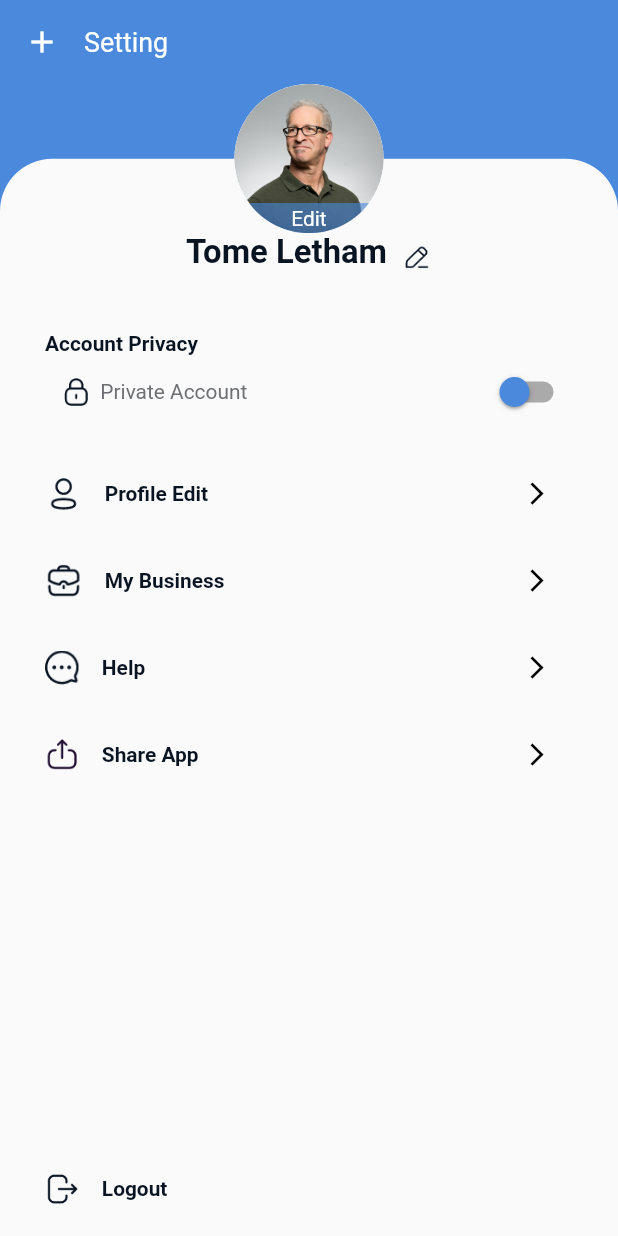
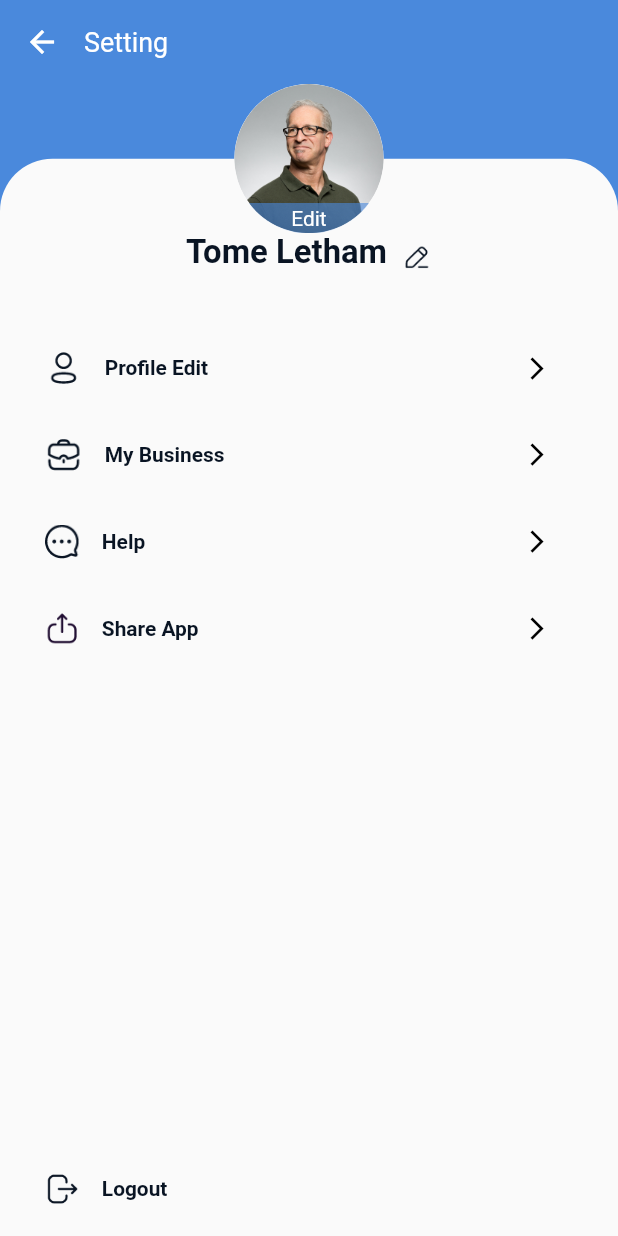
Before and after one commit to rvvarasdiya/zibook, a Flutter app: the SettingScreen screen opened directly, on a phone screen of 412 x 824 dp. Run offline on Flutter 3.47's test engine with Material 2 defaults, Android fonts, the phone set to English and light mode, and no system bars; our stand-ins replace connectivity, dio, dots_indicator, flare_flutter, flushbar, flutter_spinkit and 8 more; missing offline and left inert: app_settings, flutter_statusbarcolor, rxbus; accounts and stored records are empty; generated files the repository leaves out were written again.

Commit message:
shadow color

```diff
--- a/lib/app/constant/ColorConstant.dart
+++ b/lib/app/constant/ColorConstant.dart
@@ -21,7 +21,7 @@ class ColorConstants {
   static Color getDividerColor = fromHex("#EAEEFC");
 
   //SHADOW
-  static Color getShadowColor = fromHex("#6F8FEA");
+  static Color getShadowColor = fromHex("#0000000D");
   static Color bottomShadowColor = fromHex("#0000001A");
 
   static Color black = fromHex("#000000");
--- a/lib/components/screens/dashboard/homescreen.dart
+++ b/lib/components/screens/dashboard/homescreen.dart
@@ -40,7 +40,7 @@ class _HomeScreenState extends State<HomeScreen> {
           actions: [Container()],
           automaticallyImplyLeading: false,
           titleSpacing: 0,
-          // toolbarHeight: getSize(160),
+          toolbarHeight: getSize(160),
             backgroundColor: appTheme.colorPrimary,
             elevation: 0,
             // toolbarHeight: getSize(160),
--- a/lib/components/screens/dashboard/settingscreen.dart
+++ b/lib/components/screens/dashboard/settingscreen.dart
@@ -24,8 +24,8 @@ class _SettingScreenState extends State<SettingScreen> {
           appBar: AppBar(
               actions: [Container()],
               leading: Icon(
-                // Icons.arrow_back_outlined,
-                Icons.add,
+                Icons.arrow_back_outlined,
+                // Icons.add,
                 color: Colors.white,
               ),
               automaticallyImplyLeading: false,
@@ -92,50 +92,7 @@ class _SettingScreenState extends State<SettingScreen> {
                         SizedBox(
                           height: getSize(40),
                         ),
-                        Text(
-                          "Account Privacy",
-                          style: appTheme.black16BoldTextStyle,
-                        ),
-                        Row(
-                            crossAxisAlignment: CrossAxisAlignment.center,
-                            children: [
-                              SizedBox(
-                                width: 10,
-                              ),
-                              Image.asset(
-                                privateAcc,
-                                width: getSize(22),
-                                height: getSize(22),
-                              ),
-                              SizedBox(
-                                width: 5,
-                              ),
-                              Expanded(
-                                child: Row(
-                                  mainAxisAlignment: MainAxisAlignment.spaceBetween,
-                                  children: [
-                                    Text(
-                                      "Private Account",
-                                      style: appTheme.black14RegularTextStyle
-                                          .copyWith(color: Color(0xff6E7073)),
-                                    ),
-                                    Switch(
-                                      value: private,
-                                      onChanged: (Value) {
-                                        setState(() {
-                                          private = !private;
-                                        });
-                                      },
-                                      activeColor: appTheme.colorPrimary,
-                                      inactiveThumbColor: appTheme.colorPrimary,
-                                    )
-                                  ],
-                                ),
-                              )
-                            ]),
-                        SizedBox(
-                          height: getSize(20),
-                        ),
+
                         Row(
                             crossAxisAlignment: CrossAxisAlignment.center,
                             children: [
```
